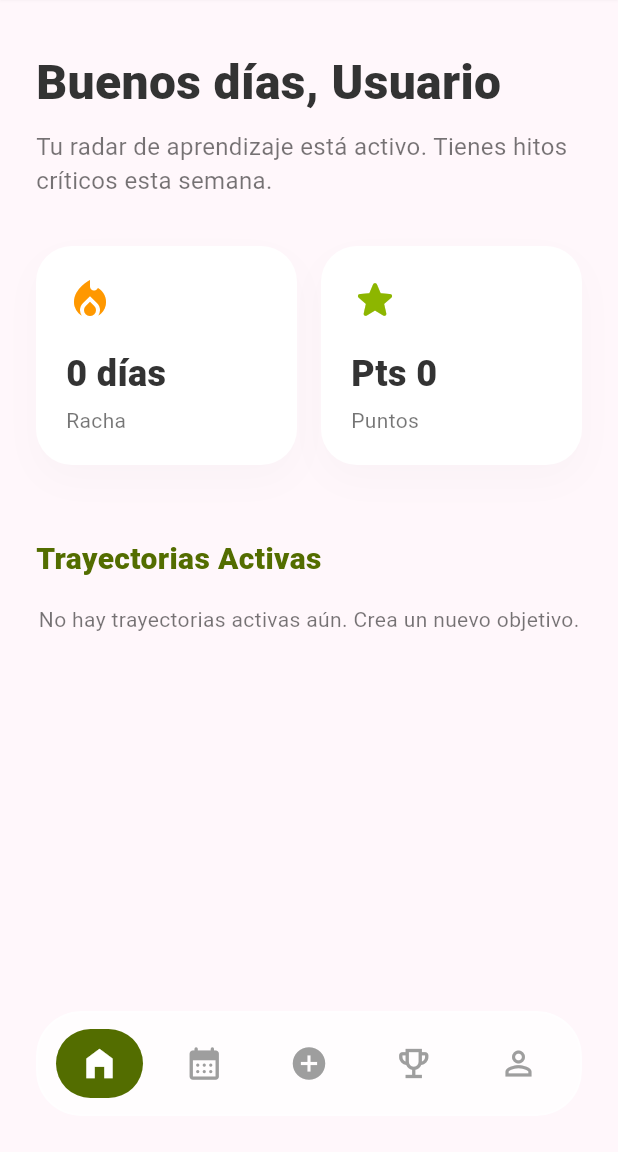
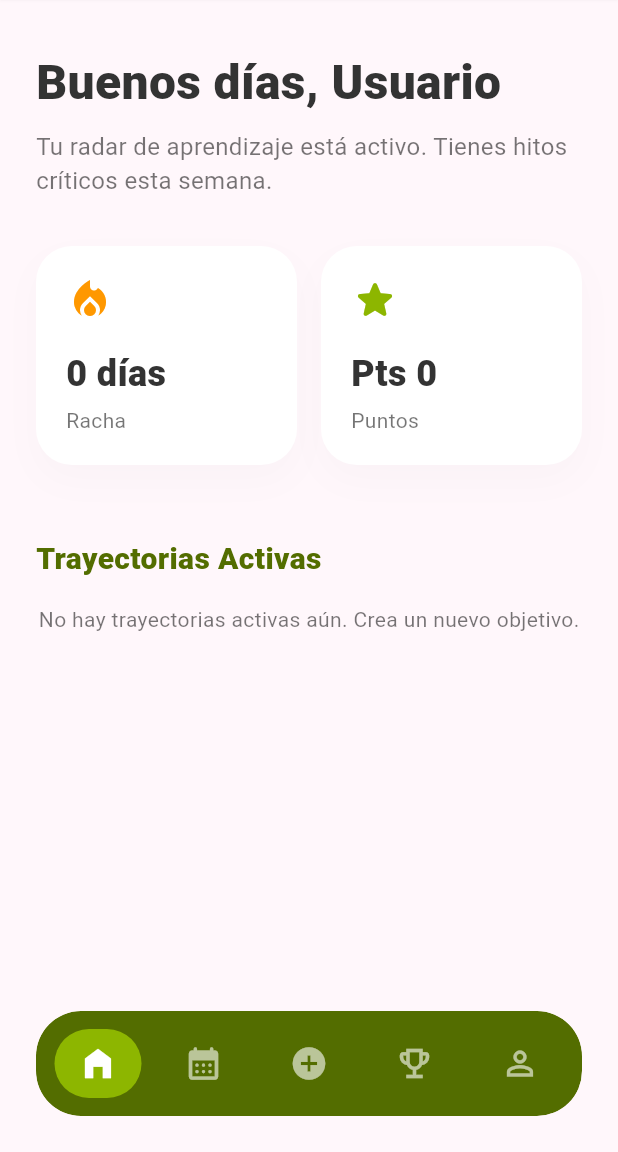
Before and after one commit to ThiagoJGK/Studia3-0, a Flutter app: the DashboardScreen screen opened by its route, on a phone screen of 412 x 824 dp, the part 84-1236 px from its top. Run offline on Flutter 3.47's test engine with Material 3 defaults, Android fonts, the phone set to English and light mode, and no system bars; our stand-ins replace file_picker, supabase_flutter; accounts and stored records are empty; network calls fail.

Commit message:
style: Update HUD navigation colors (green background, white icons)

```diff
--- a/lib/screens/dashboard_screen.dart
+++ b/lib/screens/dashboard_screen.dart
@@ -151,9 +151,15 @@ class _DashboardScreenState extends State<DashboardScreen> {
               child: Container(
                 height: 70,
                 decoration: BoxDecoration(
-                  color: Colors.white.withOpacity(0.7),
+                  color: const Color(0xFF536D00), // Dark green background
                   borderRadius: BorderRadius.circular(30),
-                  border: Border.all(color: Colors.white.withOpacity(0.5), width: 1.5),
+                  boxShadow: [
+                    BoxShadow(
+                      color: const Color(0xFF536D00).withOpacity(0.3),
+                      blurRadius: 20,
+                      offset: const Offset(0, 10),
+                    )
+                  ],
                 ),
                 child: Row(
                   mainAxisAlignment: MainAxisAlignment.spaceEvenly,
@@ -198,12 +204,12 @@ class _DashboardScreenState extends State<DashboardScreen> {
         duration: const Duration(milliseconds: 200),
         padding: const EdgeInsets.symmetric(horizontal: 16, vertical: 10),
         decoration: BoxDecoration(
-          color: isSelected ? const Color(0xFF536D00) : Colors.transparent,
+          color: isSelected ? const Color(0xFF8DB600) : Colors.transparent, // Light green for active icon
           borderRadius: BorderRadius.circular(999),
         ),
         child: Icon(
           icon,
-          color: isSelected ? Colors.white : Colors.grey.shade500,
+          color: isSelected ? Colors.white : Colors.white.withOpacity(0.6), // White icons, inactive are slightly transparent
           size: 26,
         ),
       ),
```
